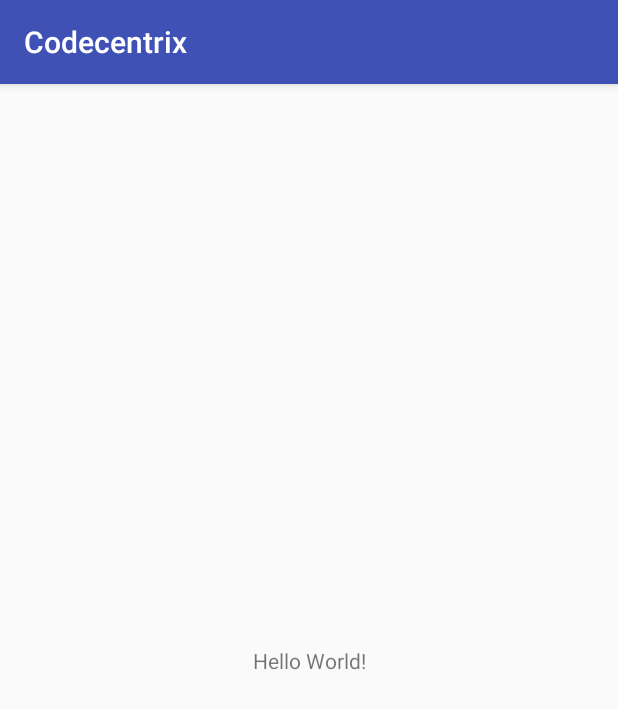
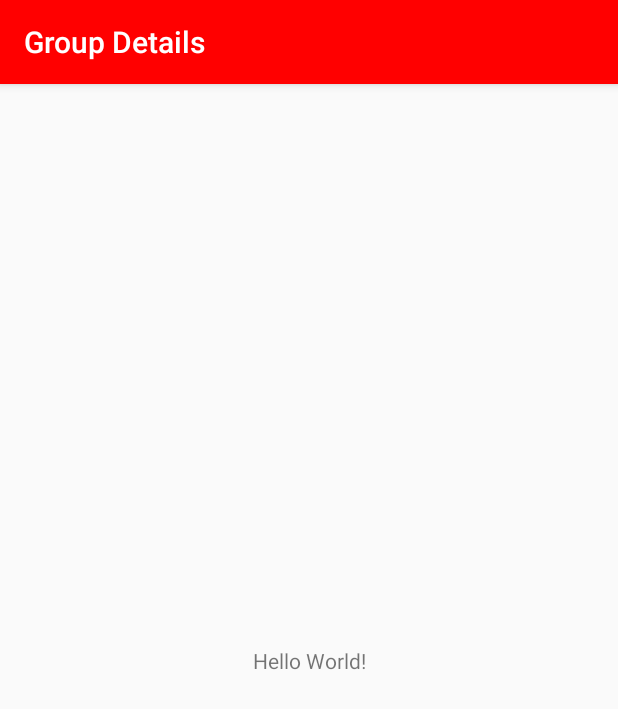
Before and after one commit to CodeineCentrix/IronMan, an Android app: the screen it shows after launch (HomeScreen), on a phone screen of 412 x 824 dp. Shown: the top 709 px of the screen. Run offline under Robolectric (Android 15) with nearby library versions, the phone set to English and light mode, and no system bars.

Commit message:
Help struggling Anathi

```diff
--- a/app/build.gradle
+++ b/app/build.gradle
@@ -25,4 +25,5 @@
     testImplementation 'junit:junit:4.12'
     androidTestImplementation 'com.android.support.test:runner:1.0.2'
     androidTestImplementation 'com.android.support.test.espresso:espresso-core:3.0.2'
+    implementation 'com.android.support:cardview-v7:26.1.0'
 }
--- a/app/src/main/AndroidManifest.xml
+++ b/app/src/main/AndroidManifest.xml
@@ -16,6 +16,7 @@
                 <category android:name="android.intent.category.LAUNCHER" />
             </intent-filter>
         </activity>
+        <activity android:name=".GroupDetails"></activity>
     </application>
 
 </manifest>
--- a/app/src/main/res/values/colors.xml
+++ b/app/src/main/res/values/colors.xml
@@ -1,6 +1,6 @@
 <?xml version="1.0" encoding="utf-8"?>
 <resources>
-    <color name="colorPrimary">#3F51B5</color>
-    <color name="colorPrimaryDark">#303F9F</color>
+    <color name="colorPrimary">#FF0000</color>
+    <color name="colorPrimaryDark">#000000</color>
     <color name="colorAccent">#FF4081</color>
 </resources>
--- a/app/src/main/res/values/strings.xml
+++ b/app/src/main/res/values/strings.xml
@@ -1,3 +1,3 @@
 <resources>
-    <string name="app_name">Codecentrix</string>
+    <string name="app_name">Group Details</string>
 </resources>
```
Also changed, not shown: app/src/main/java/com/example/s216127904/codecentrix/GroupDetails.java (added, +13 -0 lines), app/src/main/res/layout/activity_group_details.xml (added, +10 -0 lines).
